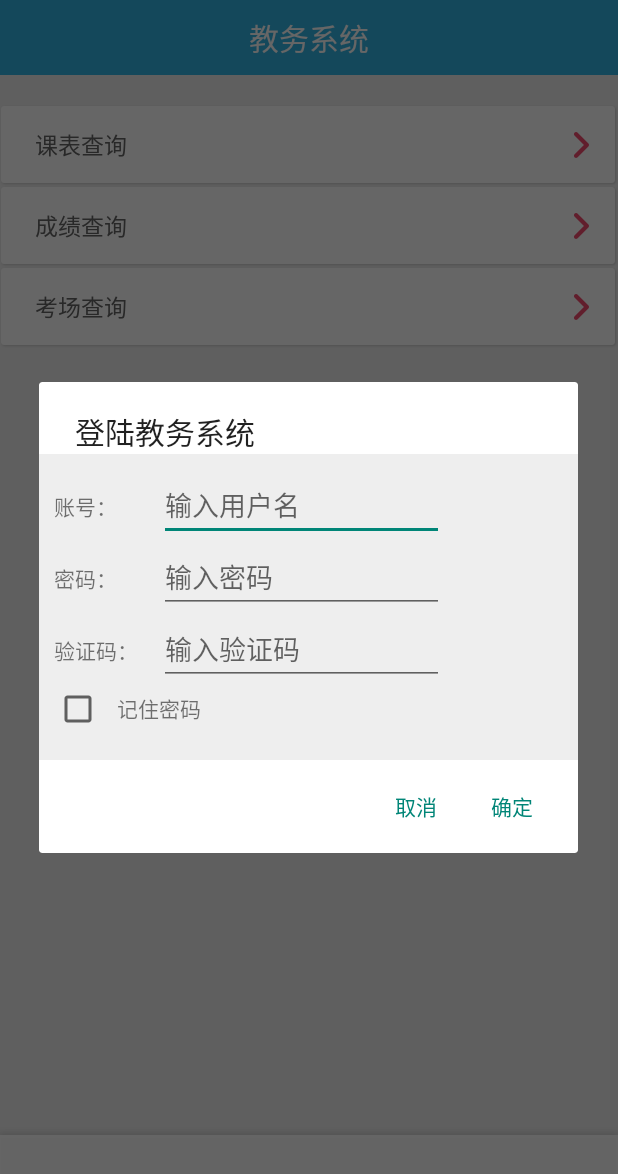
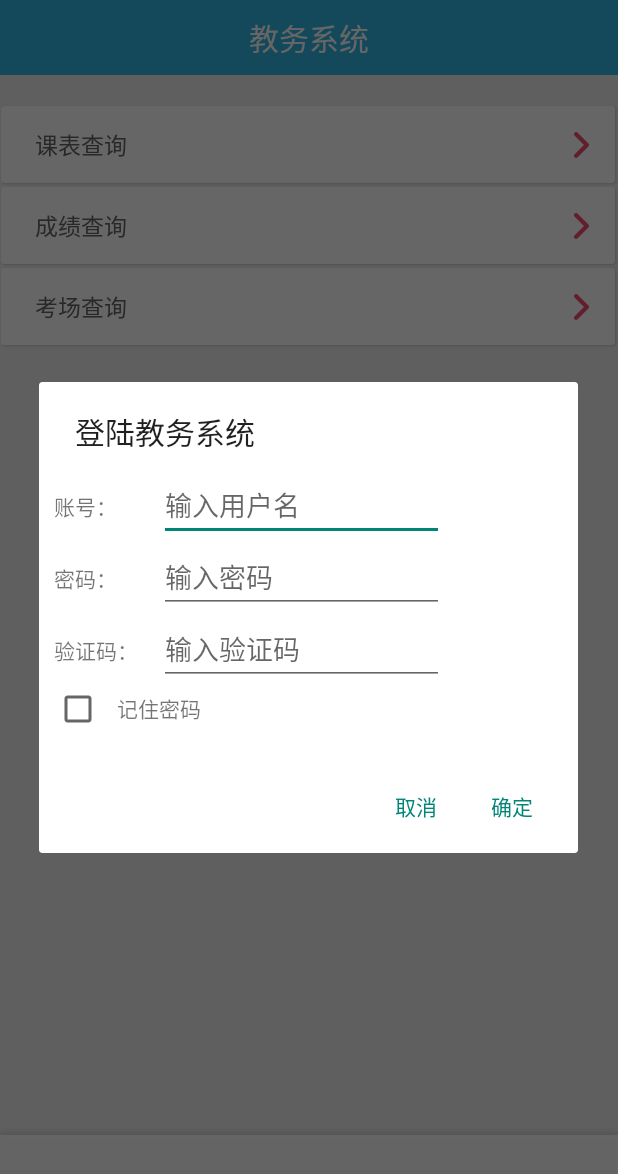
Before and after one commit to KellyGodLv/SchoolClient, an Android app: the MainActivity screen opened directly, with no data from a screen before it, after a tap on "课表查询", on a phone screen of 412 x 824 dp. Shown: the top 1174 px of the screen. Run offline under Robolectric (Android 15) with nearby library versions, the phone set to English and light mode, and no system bars; plain views replace MaterialEditText; pictures from the network do not load; 18 statements that could not run were skipped.

Commit message:
修复教务系统信息错误闪退问题 新增日志追踪bugly工具

```diff
--- a/app/build.gradle
+++ b/app/build.gradle
@@ -48,4 +48,5 @@ dependencies {
     compile 'org.jsoup:jsoup:1.8.3'
     compile 'com.rengwuxian.materialedittext:library:2.1.4'
     compile 'com.android.support:design:23.0.0'
+    compile 'com.tencent.bugly:crashreport:latest.release'
 }
--- a/app/src/main/AndroidManifest.xml
+++ b/app/src/main/AndroidManifest.xml
@@ -2,7 +2,7 @@
 <manifest xmlns:android="http://schemas.android.com/apk/res/android"
     package="cn.kellygod.schoolclient"
     android:versionCode="1"
-    android:versionName="1.0" >
+    android:versionName="1.1" >
     <uses-sdk
         android:minSdkVersion="18"
         android:targetSdkVersion="19" />
@@ -10,6 +10,10 @@
     <uses-permission android:name="android.permission.INTERNET"/>
     <uses-permission android:name="android.permission.KILL_BACKGROUND_PROCESSES" />
 	<uses-permission android:name="android.permission.READ_EXTERNAL_STORAGE"/>
+    <uses-permission android:name="android.permission.READ_PHONE_STATE" />
+    <uses-permission android:name="android.permission.ACCESS_NETWORK_STATE" />
+    <uses-permission android:name="android.permission.ACCESS_WIFI_STATE" />
+    <uses-permission android:name="android.permission.READ_LOGS" />
 
 
     <application
--- a/app/src/main/java/cn/kellygod/schoolclient/main/activity/SplashActivity.java
+++ b/app/src/main/java/cn/kellygod/schoolclient/main/activity/SplashActivity.java
@@ -10,6 +10,9 @@ import android.os.Bundle;
 import android.os.Handler;
 import android.os.Message;
 import android.widget.TextView;
+
+import com.tencent.bugly.Bugly;
+import com.tencent.bugly.crashreport.CrashReport;
 
 import java.lang.ref.WeakReference;
 
@@ -70,6 +73,8 @@ public class SplashActivity extends BaseActivity {
 	protected void onCreate(Bundle savedInstanceState) {
 		super.onCreate(savedInstanceState);
 		setContentView(R.layout.activity_splash);
+		//日志报告
+		CrashReport.initCrashReport(getApplicationContext(), "fae74f167f", false);
 		//使用native登陆VPN网络
 		NativeLoad.LoginVPN(mHandler);
 		//使用java层登陆VPN网络 账号，密码
--- a/app/src/main/res/layout/alert_login.xml
+++ b/app/src/main/res/layout/alert_login.xml
@@ -3,7 +3,7 @@
     android:orientation="vertical"
     android:layout_width="match_parent"
     android:padding="10dp"
-    android:background="#eeeeee"
+    android:background="#00000000"
     android:layout_height="match_parent">
 
 
@@ -16,7 +16,7 @@
     <TextView
         android:layout_width="70dp"
         android:layout_height="wrap_content"
-        android:singleLine="true"
+        android:maxLines="1"
         android:text="@string/login_username" />
 
     <com.rengwuxian.materialedittext.MaterialEditText
@@ -24,7 +24,7 @@
         android:focusableInTouchMode="true"
         android:layout_width="190dp"
         android:layout_height="wrap_content"
-        android:singleLine="true"
+        android:maxLines="1"
         android:hint="@string/login_input_username"/>
     </LinearLayout>
 
@@ -37,14 +37,14 @@
     <TextView
         android:layout_width="70dp"
         android:layout_height="wrap_content"
-        android:singleLine="true"
+        android:maxLines="1"
         android:text="@string/login_password" />
     <com.rengwuxian.materialedittext.MaterialEditText
         android:id="@+id/et_login_password"
         android:focusableInTouchMode="true"
         android:layout_width="190dp"
         android:layout_height="wrap_content"
-        android:singleLine="true"
+        android:maxLines="1"
         android:password="true"
         android:hint="@string/login_input_password"/>
 </LinearLayout>
@@ -59,7 +59,7 @@
         <com.rengwuxian.materialedittext.MaterialEditText
             android:id="@+id/et_login_checkcode"
             android:focusableInTouchMode="true"
-            android:singleLine="true"
+            android:maxLines="1"
             android:layout_width="190dp"
             android:layout_height="wrap_content"
             android:hint="@string/login_inpit_checkcode"/>
--- a/app/src/main/res/values/styles.xml
+++ b/app/src/main/res/values/styles.xml
@@ -16,7 +16,8 @@
     <style name="AppTheme" parent="AppBaseTheme">
         <!-- All customizations that are NOT specific to a particular API-level can go here. -->
     </style>
-
+    <style name="AppTheme.Dialog.Alert" parent="Theme.AppCompat.Light.Dialog.Alert">
+    </style>
     <style name="title_bar_style">
         <item name="android:background">@android:color/holo_blue_light</item>
         <item name="android:paddingLeft">0.0dip</item>
```
Also changed, not shown: app/src/main/java/cn/kellygod/schoolclient/main/activity/MainActivity.java (+8 -4 lines), 1 other file.
